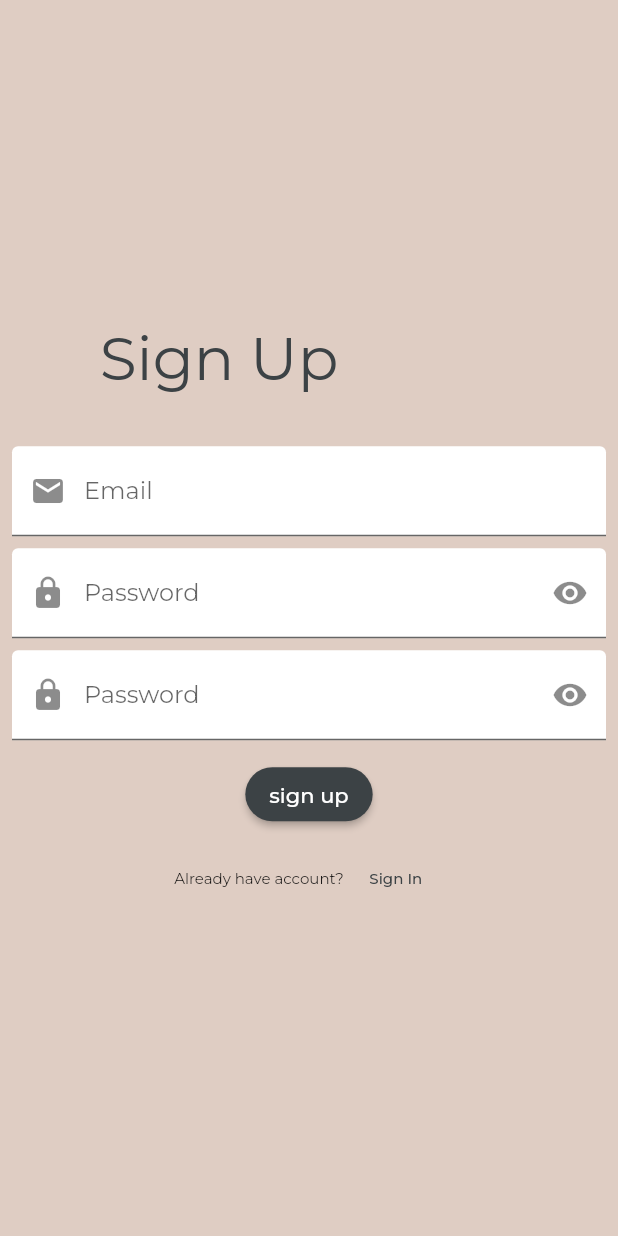
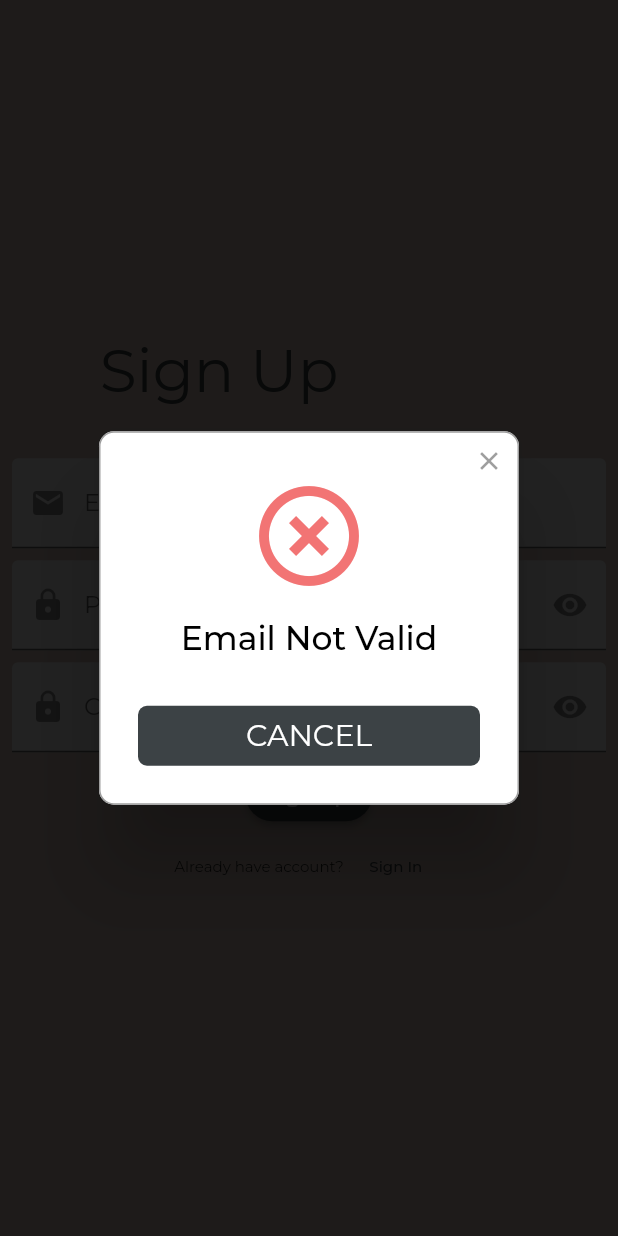
Before and after one commit to qonythazu/tugas-ippl, a Flutter app: the Register screen opened directly, after a tap on "sign up", on a phone screen of 412 x 824 dp. Run offline on Flutter 3.47's test engine with Material 2 defaults, Android fonts, the phone set to English and light mode, and no system bars; drawn by our look-alikes of rflutter_alert; our stand-ins replace email_validator, flutter_pw_validator, progress_dialog_null_safe; project files that could hold a hidden picture were left out.

Commit message:
Menambah fungsi register dan login (yang register dah bisa, yang login belum bisa

```diff
--- a/lib/register.dart
+++ b/lib/register.dart
@@ -1,10 +1,28 @@
+import 'dart:convert';
+import 'dart:io';
+
 import 'package:email_validator/email_validator.dart';
 import 'package:flutter_pw_validator/flutter_pw_validator.dart';
 import 'package:flutter/material.dart';
 import 'package:flutter/src/widgets/container.dart';
 import 'package:flutter/src/widgets/framework.dart';
+import 'package:rflutter_alert/rflutter_alert.dart';
 import 'package:sewnotes/login.dart';
 import 'package:sewnotes/home.dart';
+import 'package:http/http.dart' as http;
+
+registerFunc(String email, String password) async {
+  var url = Uri.http('192.168.1.19', 'sewnotes/user');
+  var response =
+      await http.post(url, body: {'email': email, 'password': password});
+  Map result = json.decode(response.body);
+
+  if (result['status'] == 1) {
+    return "True";
+  } else {
+    return "False";
+  }
+}
 
 class Register extends StatefulWidget {
   const Register({super.key, this.suffixIcon});
@@ -18,7 +36,8 @@ class _RegisterState extends State<Register> {
   var emailregis = TextEditingController();
   var passwordregis = TextEditingController();
   var confirmpasswordregis = TextEditingController();
-  bool showPassword = false;
+  bool showPasswordPass = false;
+  bool showConfirmPasswordPass = false;
 
   @override
   Widget build(BuildContext context) {
@@ -43,7 +62,8 @@ class _RegisterState extends State<Register> {
                 Column(
                   children: <Widget>[
                     Padding(
-                      padding: const EdgeInsets.symmetric(vertical: 4.0, horizontal: 8.0),
+                      padding: const EdgeInsets.symmetric(
+                          vertical: 4.0, horizontal: 8.0),
                       child: TextFormField(
                         controller: emailregis,
                         validator: (email) {
@@ -68,7 +88,8 @@ class _RegisterState extends State<Register> {
                       ),
                     ),
                     Padding(
-                      padding: const EdgeInsets.symmetric(vertical: 4.0, horizontal: 8.0),
+                      padding: const EdgeInsets.symmetric(
+                          vertical: 4.0, horizontal: 8.0),
                       child: TextFormField(
                         controller: passwordregis,
                         validator: (password) {
@@ -82,17 +103,16 @@ class _RegisterState extends State<Register> {
                               mainAxisSize: MainAxisSize.min,
                               children: <Widget>[
                                 IconButton(
-                                  icon: Builder(builder: (context){
-                                    if (showPassword) {
+                                  icon: Builder(builder: (context) {
+                                    if (showPasswordPass) {
                                       return const Icon(Icons.visibility_off);
                                     } else {
                                       return const Icon(Icons.visibility);
                                     }
-                                  }
-                                  ),
+                                  }),
                                   onPressed: () {
                                     setState(() {
-                                      showPassword = !showPassword;
+                                      showPasswordPass = !showPasswordPass;
                                     });
                                   },
                                 ),
@@ -105,12 +125,13 @@ class _RegisterState extends State<Register> {
                             fillColor: Colors.white,
                             hintStyle: TextStyle(
                                 color: Theme.of(context).primaryColor)),
-                        obscureText: !showPassword,
+                        obscureText: !showPasswordPass,
                         style: TextStyle(color: Theme.of(context).primaryColor),
                       ),
                     ),
                     Padding(
-                      padding: const EdgeInsets.symmetric(vertical: 4.0, horizontal: 8.0),
+                      padding: const EdgeInsets.symmetric(
+                          vertical: 4.0, horizontal: 8.0),
                       child: TextFormField(
                         controller: confirmpasswordregis,
                         validator: (password) {
@@ -124,17 +145,17 @@ class _RegisterState extends State<Register> {
                               mainAxisSize: MainAxisSize.min,
                               children: <Widget>[
                                 IconButton(
-                                  icon: Builder(builder: (context){
-                                    if (showPassword) {
+                                  icon: Builder(builder: (context) {
+                                    if (showConfirmPasswordPass) {
                                       return const Icon(Icons.visibility_off);
                                     } else {
                                       return const Icon(Icons.visibility);
                                     }
-                                  }
-                                  ),
+                                  }),
                                   onPressed: () {
                                     setState(() {
-                                      showPassword = !showPassword;
+                                      showConfirmPasswordPass =
+                                          !showConfirmPasswordPass;
                                     });
                                   },
                                 ),
@@ -142,19 +163,56 @@ class _RegisterState extends State<Register> {
                               ],
                             ),
                             prefixIcon: const Icon(Icons.lock),
-                            labelText: "Password",
+                            labelText: "Confirm Password",
                             filled: true,
                             fillColor: Colors.white,
                             hintStyle: TextStyle(
                                 color: Theme.of(context).primaryColor)),
-                        obscureText: !showPassword,
+                        obscureText: !showConfirmPasswordPass,
                         style: TextStyle(color: Theme.of(context).primaryColor),
                       ),
                     ),
-                    Padding(
-                      padding: const EdgeInsets.symmetric(vertical: 8.0, horizontal: 8.0),
-                      child: ElevatedButton(
-                        onPressed: () {},
+                    ElevatedButton(
+                      onPressed: () async {
+                        if (passwordregis.text == confirmpasswordregis.text &&
+                            EmailValidator.validate(emailregis.text)) {
+                          var result = await registerFunc(
+                              emailregis.text, passwordregis.text);
+
+                          if (result == "True") {
+                            Alert(
+                                  context: context,
+                                  title: "Account Created Successfully",
+                                  type: AlertType.success)
+                              .show();
+                            Navigator.pushReplacement(
+                              context,
+                              MaterialPageRoute(
+                                builder: (context) => const Login(),
+                              ),
+                            );
+                          } else if (result == "False") {
+                              Alert(
+                                  context: context,
+                                  title: "Account Creation Failed",
+                                  type: AlertType.error)
+                              .show();
+                          }
+                        } else if (passwordregis.text !=
+                            confirmpasswordregis.text) {
+                              Alert(
+                                  context: context,
+                                  title: "Password Doesn't Match",
+                                  type: AlertType.error)
+                              .show();
+                        } else {
+                              Alert(
+                                  context: context,
+                                  title: "Email Not Valid",
+                                  type: AlertType.error)
+                              .show();
+                        }
+                      },
                       style: ElevatedButton.styleFrom(
                         shape: RoundedRectangleBorder(
                           borderRadius: BorderRadius.circular(30.0),
@@ -164,7 +222,6 @@ class _RegisterState extends State<Register> {
                       child: const Text(
                         "sign up",
                         style: TextStyle(color: Colors.white),
-                        ),
                       ),
                     ),
                     Row(
--- a/pubspec.yaml
+++ b/pubspec.yaml
@@ -38,6 +38,9 @@ dependencies:
   # The following adds the Cupertino Icons font to your application.
   # Use with the CupertinoIcons class for iOS style icons.
   cupertino_icons: ^1.0.2
+  http: ^0.13.5
+  rflutter_alert: ^2.0.4
+  progress_dialog_null_safe: ^1.0.7
 
 dev_dependencies:
   flutter_test:
```
Also changed, not shown: lib/login.dart (+41 -0 lines), pubspec.lock. Lines whose indentation alone changed are shown as unchanged.
